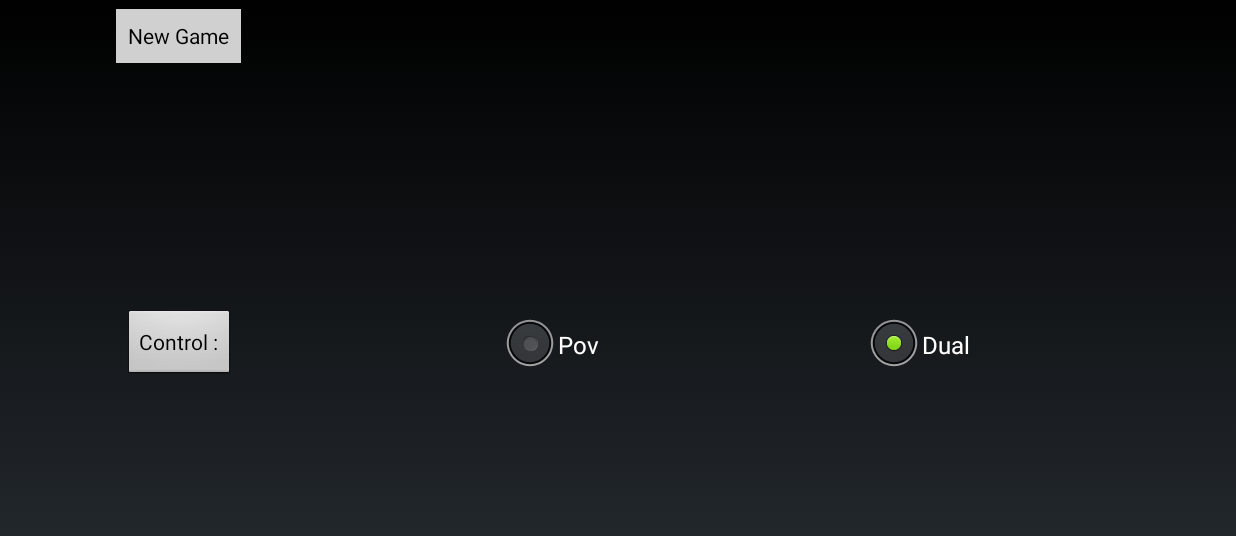
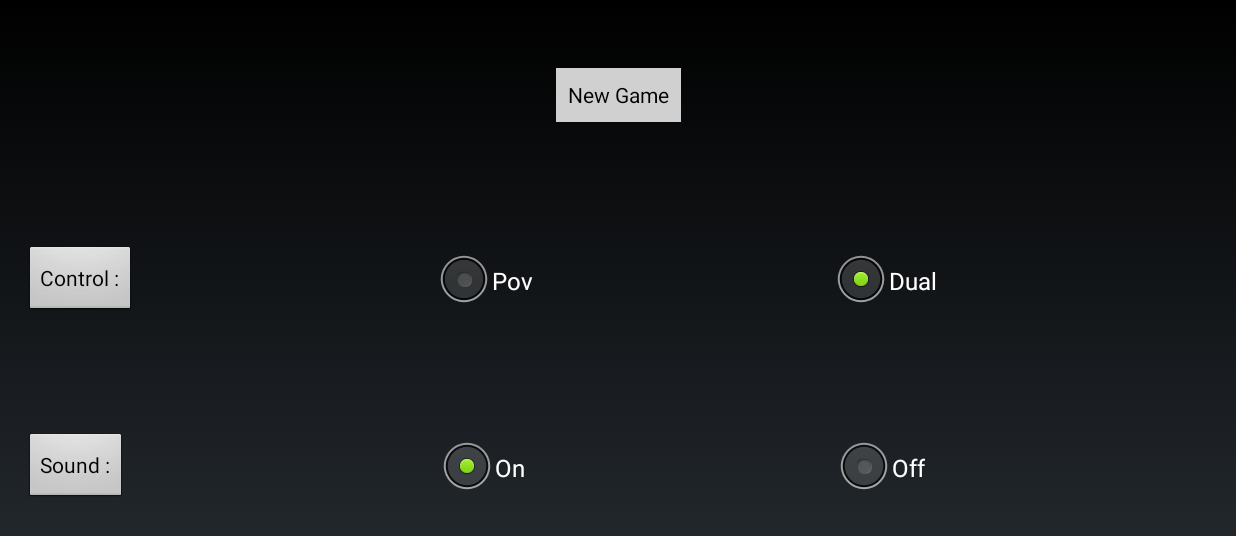
Before and after one commit to asif-mistry/Snake, an Android app: the screen it shows after launch (SettingActivity), on a phone screen of 824 x 412 dp (held sideways). Shown: the top 536 px of the screen. Run offline under Robolectric (Android 15) with nearby library versions, the light colour scheme and no system bars.

Commit message:
Added sound controls

```diff
--- a/app/src/main/java/com/asif/snake/AppConstants.java
+++ b/app/src/main/java/com/asif/snake/AppConstants.java
@@ -7,6 +7,7 @@ package com.asif.snake;
 public final class AppConstants {
 
     public static final String CONTROL_KEY = "CONTROL_KEY";
+    public static final String SOUND_KEY = "SOUND_KEY ";
 
     public enum Control {POV, DUAL, SPLIT}
 }
--- a/app/src/main/java/com/asif/snake/SettingActivity.java
+++ b/app/src/main/java/com/asif/snake/SettingActivity.java
@@ -18,6 +18,12 @@ public class SettingActivity extends Activity {
     RadioButton povButton;
     RadioButton dualButton;
 
+    Button soundButton;
+    RadioButton soundOnButton;
+    RadioButton soundOffButton;
+
+    Boolean isSoundEnabled = true;
+
     @Override
     protected void onCreate(Bundle savedInstanceState) {
         super.onCreate(savedInstanceState);
@@ -28,6 +34,10 @@ public class SettingActivity extends Activity {
         controlButton = (Button) findViewById(R.id.controlButton);
         povButton = (RadioButton) findViewById(R.id.povRadio);
         dualButton = (RadioButton) findViewById(R.id.dualRadio);
+
+        soundButton = (Button) findViewById(com.asif.snake.R.id.soundButton);
+        soundOnButton = (RadioButton) findViewById(com.asif.snake.R.id.soundOnRadio);
+        soundOffButton = (RadioButton) findViewById(com.asif.snake.R.id.soundOffRadio);
 
         newGameButton.setOnClickListener(new View.OnClickListener() {
             public void onClick(View v) {
@@ -41,15 +51,11 @@ public class SettingActivity extends Activity {
                 controlButtonClicked();
             }
         });
-
         povButton.setOnClickListener(new View.OnClickListener() {
             public void onClick(View v) {
                 povControlRadioClicked();
             }
         });
-
-
-
         dualButton.setOnClickListener(new View.OnClickListener() {
             public void onClick(View v) {
                 dualControlRadioClicked();
@@ -58,6 +64,22 @@ public class SettingActivity extends Activity {
         dualButton.toggle();
 
 
+        soundButton.setOnClickListener(new View.OnClickListener() {
+            public void onClick(View v) {
+                soundButtonClicked();
+            }
+        });
+        soundOnButton.setOnClickListener(new View.OnClickListener() {
+            public void onClick(View v) {
+                soundOnRadioClicked();
+            }
+        });
+        soundOffButton.setOnClickListener(new View.OnClickListener() {
+            public void onClick(View v) {
+                soundOffRadioClicked();
+            }
+        });
+        soundOnButton.toggle();
     }
 
 
@@ -69,10 +91,12 @@ public class SettingActivity extends Activity {
 
         Intent myIntent = new Intent(SettingActivity.this, SnakeActivity.class);
         myIntent.putExtra(AppConstants.CONTROL_KEY,m_Control);
+        myIntent.putExtra(com.asif.snake.AppConstants.SOUND_KEY,isSoundEnabled);
         SettingActivity.this.startActivity(myIntent);
     }
 
 
+    //region control
     public void controlButtonClicked()
     {
         if(m_Control == AppConstants.Control.DUAL)
@@ -92,7 +116,6 @@ public class SettingActivity extends Activity {
         m_Control = AppConstants.Control.POV;
         povButton.setChecked(true);
         dualButton.setChecked(false);
-
     }
 
 
@@ -101,7 +124,38 @@ public class SettingActivity extends Activity {
         m_Control = AppConstants.Control.DUAL;
         dualButton.setChecked(true);
         povButton.setChecked(false);
+    }
+    //endregion
+
+
+    //region control
+    public void soundButtonClicked()
+    {
+        if(isSoundEnabled == false)
+        {
+            soundOnRadioClicked();
+        }
+        else
+        {
+            soundOffRadioClicked();
+        }
 
     }
 
+
+    public void soundOnRadioClicked()
+    {
+        isSoundEnabled = true;
+        soundOnButton.setChecked(true);
+        soundOffButton.setChecked(false);
+    }
+
+
+    public void soundOffRadioClicked()
+    {
+        isSoundEnabled = false;
+        soundOffButton.setChecked(true);
+        soundOnButton.setChecked(false);
+    }
+    //endregion
 }
--- a/app/src/main/java/com/asif/snake/SnakeActivity.java
+++ b/app/src/main/java/com/asif/snake/SnakeActivity.java
@@ -25,10 +25,12 @@ public class SnakeActivity extends Activity {
 
         Intent intent = getIntent();
 
-        AppConstants.Control result = (AppConstants.Control) intent.getSerializableExtra(AppConstants.CONTROL_KEY);
+        AppConstants.Control control = (AppConstants.Control) intent.getSerializableExtra(AppConstants.CONTROL_KEY);
+        Boolean soundPref =  intent.getBooleanExtra(com.asif.snake.AppConstants.SOUND_KEY,true);
         // Create a new View based on the SnakeView class
         snakeView = new SnakeView(this, size);
-        snakeView.setControl(result);
+        snakeView.setControl(control);
+        snakeView.isSoundEnabled = soundPref;
 
         // Make snakeView the default view of the Activity
         setContentView(snakeView);
--- a/app/src/main/res/layout/activity_setting.xml
+++ b/app/src/main/res/layout/activity_setting.xml
@@ -14,10 +14,9 @@
 
         android:text="Pov"
         app:layout_constraintBottom_toBottomOf="@+id/controlButton"
+        app:layout_constraintEnd_toStartOf="@+id/dualRadio"
         app:layout_constraintStart_toEndOf="@+id/controlButton"
-        app:layout_constraintTop_toTopOf="@+id/controlButton"
-        app:layout_constraintEnd_toStartOf="@+id/dualRadio"
-        app:layout_constraintVertical_bias="1.0" />
+        app:layout_constraintTop_toTopOf="@+id/controlButton" />
 
     <RadioButton
         android:id="@+id/dualRadio"
@@ -34,20 +33,53 @@
         style="@style/Widget.AppCompat.Button"
         android:layout_width="wrap_content"
         android:layout_height="wrap_content"
+        android:layout_marginBottom="8dp"
         android:text="New Game"
-        app:layout_constraintHorizontal_bias="0.1"
+        app:layout_constraintBottom_toBottomOf="parent"
         app:layout_constraintLeft_toLeftOf="parent"
         app:layout_constraintRight_toRightOf="parent"
-        app:layout_constraintTop_toTopOf="parent" />
+        app:layout_constraintTop_toTopOf="parent"
+        app:layout_constraintVertical_bias="0.110000014" />
 
     <Button
         android:id="@+id/controlButton"
         android:layout_width="wrap_content"
         android:layout_height="wrap_content"
+        android:layout_marginStart="16dp"
         android:text="Control :"
-        app:layout_constraintBottom_toBottomOf="parent"
-        app:layout_constraintEnd_toEndOf="@+id/newGameButton"
-        app:layout_constraintStart_toStartOf="@+id/newGameButton"
+        app:layout_constraintBottom_toTopOf="@+id/soundButton"
+        app:layout_constraintStart_toStartOf="parent"
         app:layout_constraintTop_toBottomOf="@+id/newGameButton" />
 
+    <Button
+        android:id="@+id/soundButton"
+        android:layout_width="wrap_content"
+        android:layout_height="wrap_content"
+        android:text="Sound :"
+        app:layout_constraintBottom_toBottomOf="parent"
+        app:layout_constraintStart_toStartOf="@+id/controlButton"
+        app:layout_constraintTop_toBottomOf="@+id/controlButton" />
+
+    <RadioButton
+        android:id="@+id/soundOnRadio"
+        android:layout_width="wrap_content"
+        android:layout_height="wrap_content"
+
+        android:text="On"
+        app:layout_constraintBottom_toBottomOf="@+id/soundButton"
+        app:layout_constraintStart_toEndOf="@+id/soundButton"
+        app:layout_constraintTop_toTopOf="@+id/soundButton"
+        app:layout_constraintEnd_toStartOf="@+id/soundOffRadio" />
+
+    <RadioButton
+        android:id="@+id/soundOffRadio"
+        android:layout_width="wrap_content"
+        android:layout_height="wrap_content"
+        android:text="Off"
+        app:layout_constraintBottom_toBottomOf="@+id/soundOnRadio"
+        app:layout_constraintEnd_toEndOf="parent"
+        app:layout_constraintStart_toEndOf="@+id/soundOnRadio"
+        app:layout_constraintTop_toTopOf="@+id/soundOnRadio" />
+
+
 </android.support.constraint.ConstraintLayout>
```
Also changed, not shown: app/src/main/java/com/asif/snake/SnakeView.java (+7 -2 lines).
